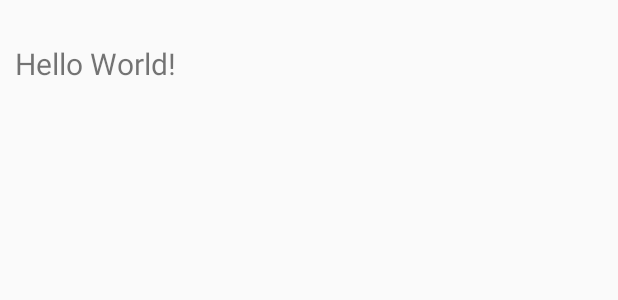
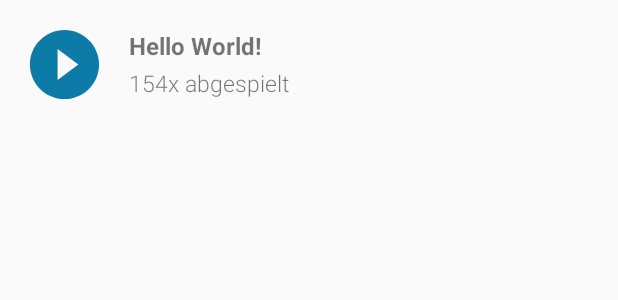
Before and after one commit to translocathor/portal-soundboard, an Android app: the layout sounds_text_item.xml on its own in the app's theme, with its tools: preview values and no code run, on a phone screen of 412 x 824 dp. Shown: the top 300 px of the screen. Run offline under Robolectric (Android 15) with nearby library versions, the phone set to English and light mode, and no system bars.

Commit message:
Change sound item style

```diff
--- a/app/src/main/java/com/github/translocathor/portalsoundboard/SoundsAdapter.java
+++ b/app/src/main/java/com/github/translocathor/portalsoundboard/SoundsAdapter.java
@@ -5,6 +5,7 @@ import android.view.LayoutInflater;
 import android.view.View;
 import android.view.ViewGroup;
 import android.widget.Button;
+import android.widget.ImageButton;
 import android.widget.TextView;
 
 import com.github.translocathor.portalsoundboard.model.Sound;
@@ -21,7 +22,7 @@ public class SoundsAdapter extends RecyclerView.Adapter<SoundsAdapter.MyViewHold
     public static class MyViewHolder extends RecyclerView.ViewHolder implements View.OnClickListener {
         // each data item is just a string in this case
         public TextView soundTextView;
-        public Button soundButton;
+        public ImageButton soundButton;
         private ItemClickListener itemClickListener;
 
         public MyViewHolder(View v, ItemClickListener itemClickListener) {
--- /dev/null
+++ b/app/src/main/res/drawable/ic_baseline_play_circle_filled.xml
@@ -0,0 +1,9 @@
+<vector xmlns:android="http://schemas.android.com/apk/res/android"
+    android:width="55dp"
+    android:height="55dp"
+    android:viewportWidth="24"
+    android:viewportHeight="24">
+    <path
+        android:fillColor="@color/colorPrimaryDark"
+        android:pathData="M12,2C6.48,2 2,6.48 2,12s4.48,10 10,10 10,-4.48 10,-10S17.52,2 12,2zM10,16.5v-9l6,4.5 -6,4.5z" />
+</vector>
--- /dev/null
+++ b/app/src/main/res/drawable/ic_baseline_play_circle_outline.xml
@@ -0,0 +1,9 @@
+<vector xmlns:android="http://schemas.android.com/apk/res/android"
+    android:width="60dp"
+    android:height="60dp"
+    android:viewportWidth="24"
+    android:viewportHeight="24">
+  <path
+      android:fillColor="#FF737373"
+      android:pathData="M10,16.5l6,-4.5 -6,-4.5v9zM12,2C6.48,2 2,6.48 2,12s4.48,10 10,10 10,-4.48 10,-10S17.52,2 12,2zM12,20c-4.41,0 -8,-3.59 -8,-8s3.59,-8 8,-8 8,3.59 8,8 -3.59,8 -8,8z"/>
+</vector>
--- a/app/src/main/res/layout/sounds_text_item.xml
+++ b/app/src/main/res/layout/sounds_text_item.xml
@@ -1,22 +1,45 @@
 <?xml version="1.0" encoding="utf-8"?>
 
 <RelativeLayout xmlns:android="http://schemas.android.com/apk/res/android"
-    android:padding="10dp"
+    xmlns:app="http://schemas.android.com/apk/res-auto"
     android:layout_width="match_parent"
-    android:layout_height="@dimen/sound_item_height">
+    android:layout_height="wrap_content"
+    android:orientation="horizontal">
 
-    <TextView
-        android:layout_centerVertical="true"
-        android:id="@+id/text"
-        android:layout_width="match_parent"
-        android:layout_height="wrap_content"
-        android:text="Hello World!"
-        android:textSize="20sp" />
-
-    <Button
+    <ImageButton
         android:id="@+id/button"
         android:layout_width="wrap_content"
         android:layout_height="wrap_content"
-        android:visibility="gone" />
+        android:layout_centerVertical="true"
+        android:background="?android:selectableItemBackground"
+        android:padding="15dp"
+        app:srcCompat="@drawable/ic_baseline_play_circle_filled" />
+
+    <LinearLayout
+        android:layout_width="wrap_content"
+        android:layout_height="wrap_content"
+        android:layout_centerVertical="true"
+        android:layout_toEndOf="@id/button"
+        android:layout_toRightOf="@id/button"
+        android:orientation="vertical">
+
+        <TextView
+            android:id="@+id/text"
+            android:layout_width="wrap_content"
+            android:layout_height="wrap_content"
+            android:paddingBottom="3dp"
+            android:text="Hello World!"
+            android:textSize="16sp"
+            android:textStyle="bold"
+            app:fontFamily="sans-serif" />
+
+        <TextView
+            android:id="@+id/text2"
+            android:layout_width="wrap_content"
+            android:layout_height="wrap_content"
+            android:text="154x abgespielt"
+            android:textSize="15sp"
+            app:fontFamily="sans-serif-light" />
+    </LinearLayout>
 
 </RelativeLayout>
--- a/app/src/main/res/values/dimens.xml
+++ b/app/src/main/res/values/dimens.xml
@@ -7,6 +7,5 @@
     <dimen name="fab_margin">16dp</dimen>
 
     <!-- Sound item -->
-    <dimen name="sound_item_height">85dp</dimen>
     <dimen name="toolbar_height">65dp</dimen>
 </resources>
```
